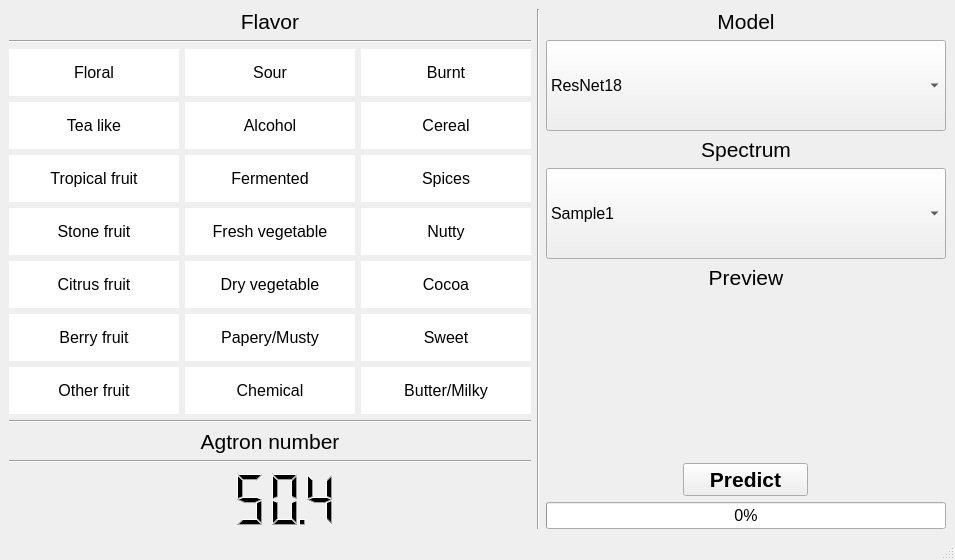
ASiCo1116/NiceCoffee, file mainwindow.ui: the form before one commit.
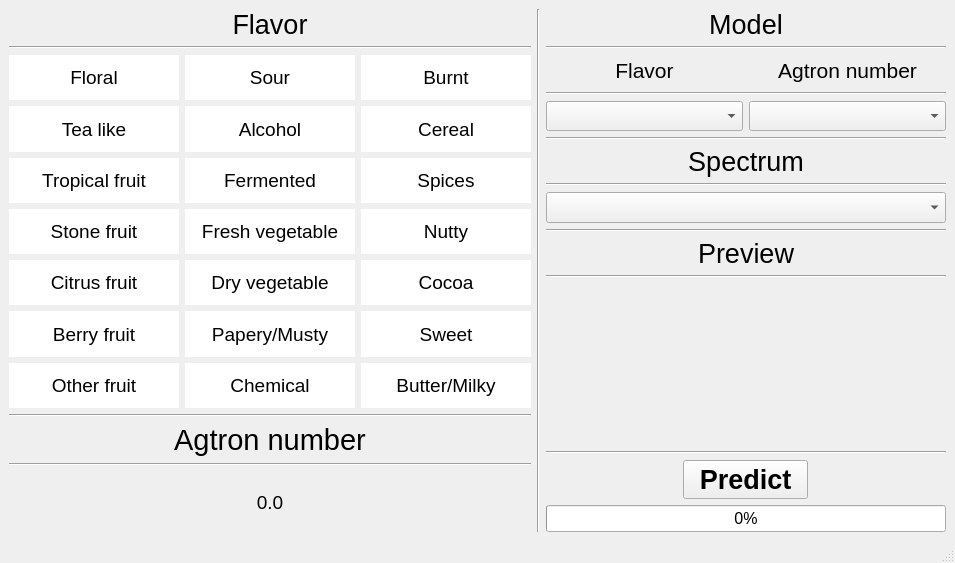
The form after the commit. Icons and pictures are not drawn. Custom widgets are drawn as their Qt base class.

Commit message: [1207] layout and function

```diff
--- a/mainwindow.ui
+++ b/mainwindow.ui
@@ -7,7 +7,7 @@
     <x>0</x>
     <y>0</y>
     <width>955</width>
-    <height>560</height>
+    <height>563</height>
    </rect>
   </property>
   <property name="windowTitle">
@@ -28,7 +28,7 @@
         <property name="font">
          <font>
           <family>Arial</family>
-          <pointsize>16</pointsize>
+          <pointsize>20</pointsize>
          </font>
         </property>
         <property name="text">
@@ -53,9 +53,12 @@
           <property name="font">
            <font>
             <family>Arial</family>
-            <pointsize>12</pointsize>
+            <pointsize>14</pointsize>
            </font>
           </property>
+          <property name="statusTip">
+           <string>Tropical fruit</string>
+          </property>
           <property name="styleSheet">
            <string notr="true">background-color: rgb(255, 255, 255);</string>
           </property>
@@ -72,9 +75,12 @@
           <property name="font">
            <font>
             <family>Arial</family>
-            <pointsize>12</pointsize>
+            <pointsize>14</pointsize>
            </font>
           </property>
+          <property name="statusTip">
+           <string>Berry fruit</string>
+          </property>
           <property name="styleSheet">
            <string notr="true">background-color: rgb(255, 255, 255);</string>
           </property>
@@ -91,9 +97,12 @@
           <property name="font">
            <font>
             <family>Arial</family>
-            <pointsize>12</pointsize>
+            <pointsize>14</pointsize>
            </font>
           </property>
+          <property name="statusTip">
+           <string>Stone fruit</string>
+          </property>
           <property name="styleSheet">
            <string notr="true">background-color: rgb(255, 255, 255);</string>
           </property>
@@ -110,7 +119,7 @@
           <property name="font">
            <font>
             <family>Arial</family>
-            <pointsize>12</pointsize>
+            <pointsize>14</pointsize>
            </font>
           </property>
           <property name="statusTip">
@@ -135,9 +144,12 @@
           <property name="font">
            <font>
             <family>Arial</family>
-            <pointsize>12</pointsize>
+            <pointsize>14</pointsize>
            </font>
           </property>
+          <property name="statusTip">
+           <string>Nutty</string>
+          </property>
           <property name="styleSheet">
            <string notr="true">background-color: rgb(255, 255, 255);</string>
           </property>
@@ -154,9 +166,12 @@
           <property name="font">
            <font>
             <family>Arial</family>
-            <pointsize>12</pointsize>
+            <pointsize>14</pointsize>
            </font>
           </property>
+          <property name="statusTip">
+           <string>Citrus fruit</string>
+          </property>
           <property name="styleSheet">
            <string notr="true">background-color: rgb(255, 255, 255);</string>
           </property>
@@ -173,9 +188,12 @@
           <property name="font">
            <font>
             <family>Arial</family>
-            <pointsize>12</pointsize>
+            <pointsize>14</pointsize>
            </font>
           </property>
+          <property name="statusTip">
+           <string>Spices</string>
+          </property>
           <property name="styleSheet">
            <string notr="true">background-color: rgb(255, 255, 255);</string>
           </property>
@@ -192,33 +210,17 @@
           <property name="font">
            <font>
             <family>Arial</family>
-            <pointsize>12</pointsize>
+            <pointsize>14</pointsize>
            </font>
           </property>
-          <property name="styleSheet">
-           <string notr="true">background-color: rgb(255, 255, 255);</string>
-          </property>
-          <property name="text">
+          <property name="statusTip">
            <string>Cocoa</string>
           </property>
-          <property name="alignment">
-           <set>Qt::AlignCenter</set>
-          </property>
-         </widget>
-        </item>
-        <item row="5" column="2">
-         <widget class="QLabel" name="label_sweet">
-          <property name="font">
-           <font>
-            <family>Arial</family>
-            <pointsize>12</pointsize>
-           </font>
-          </property>
           <property name="styleSheet">
            <string notr="true">background-color: rgb(255, 255, 255);</string>
           </property>
           <property name="text">
-           <string>Sweet</string>
+           <string>Cocoa</string>
           </property>
           <property name="alignment">
            <set>Qt::AlignCenter</set>
@@ -230,9 +232,12 @@
           <property name="font">
            <font>
             <family>Arial</family>
-            <pointsize>12</pointsize>
+            <pointsize>14</pointsize>
            </font>
           </property>
+          <property name="statusTip">
+           <string>Burnt</string>
+          </property>
           <property name="styleSheet">
            <string notr="true">background-color: rgb(255, 255, 255);</string>
           </property>
@@ -249,9 +254,12 @@
           <property name="font">
            <font>
             <family>Arial</family>
-            <pointsize>12</pointsize>
+            <pointsize>14</pointsize>
            </font>
           </property>
+          <property name="statusTip">
+           <string>Cereal</string>
+          </property>
           <property name="styleSheet">
            <string notr="true">background-color: rgb(255, 255, 255);</string>
           </property>
@@ -268,7 +276,7 @@
           <property name="font">
            <font>
             <family>Arial</family>
-            <pointsize>12</pointsize>
+            <pointsize>14</pointsize>
            </font>
           </property>
           <property name="statusTip">
@@ -290,9 +298,12 @@
           <property name="font">
            <font>
             <family>Arial</family>
-            <pointsize>12</pointsize>
+            <pointsize>14</pointsize>
            </font>
           </property>
+          <property name="statusTip">
+           <string>Other fruit</string>
+          </property>
           <property name="styleSheet">
            <string notr="true">background-color: rgb(255, 255, 255);</string>
           </property>
@@ -309,9 +320,12 @@
           <property name="font">
            <font>
             <family>Arial</family>
-            <pointsize>12</pointsize>
+            <pointsize>14</pointsize>
            </font>
           </property>
+          <property name="statusTip">
+           <string>Butter/Milky</string>
+          </property>
           <property name="styleSheet">
            <string notr="true">background-color: rgb(255, 255, 255);</string>
           </property>
@@ -328,9 +342,12 @@
           <property name="font">
            <font>
             <family>Arial</family>
-            <pointsize>12</pointsize>
+            <pointsize>14</pointsize>
            </font>
           </property>
+          <property name="statusTip">
+           <string>Fermented</string>
+          </property>
           <property name="styleSheet">
            <string notr="true">background-color: rgb(255, 255, 255);</string>
           </property>
@@ -347,9 +364,12 @@
           <property name="font">
            <font>
             <family>Arial</family>
-            <pointsize>12</pointsize>
+            <pointsize>14</pointsize>
            </font>
           </property>
+          <property name="statusTip">
+           <string>Sour</string>
+          </property>
           <property name="styleSheet">
            <string notr="true">background-color: rgb(255, 255, 255);</string>
           </property>
@@ -366,9 +386,12 @@
           <property name="font">
            <font>
             <family>Arial</family>
-            <pointsize>12</pointsize>
+            <pointsize>14</pointsize>
            </font>
           </property>
+          <property name="statusTip">
+           <string>Alcohol</string>
+          </property>
           <property name="styleSheet">
            <string notr="true">background-color: rgb(255, 255, 255);</string>
           </property>
@@ -385,9 +408,12 @@
           <property name="font">
            <font>
             <family>Arial</family>
-            <pointsize>12</pointsize>
+            <pointsize>14</pointsize>
            </font>
           </property>
+          <property name="statusTip">
+           <string>Fresh vegetable</string>
+          </property>
           <property name="styleSheet">
            <string notr="true">background-color: rgb(255, 255, 255);</string>
           </property>
@@ -404,9 +430,12 @@
           <property name="font">
            <font>
             <family>Arial</family>
-            <pointsize>12</pointsize>
+            <pointsize>14</pointsize>
            </font>
           </property>
+          <property name="statusTip">
+           <string>Dry vegetable</string>
+          </property>
           <property name="styleSheet">
            <string notr="true">background-color: rgb(255, 255, 255);</string>
           </property>
@@ -423,9 +452,12 @@
           <property name="font">
            <font>
             <family>Arial</family>
-            <pointsize>12</pointsize>
+            <pointsize>14</pointsize>
            </font>
           </property>
+          <property name="statusTip">
+           <string>Papery/Musty</string>
+          </property>
           <property name="styleSheet">
            <string notr="true">background-color: rgb(255, 255, 255);</string>
           </property>
@@ -442,9 +474,12 @@
           <property name="font">
            <font>
             <family>Arial</family>
-            <pointsize>12</pointsize>
+            <pointsize>14</pointsize>
            </font>
           </property>
+          <property name="statusTip">
+           <string>Chemical</string>
+          </property>
           <property name="styleSheet">
            <string notr="true">background-color: rgb(255, 255, 255);</string>
           </property>
@@ -456,6 +491,28 @@
           </property>
          </widget>
         </item>
+        <item row="5" column="2">
+         <widget class="QLabel" name="label_sweet">
+          <property name="font">
+           <font>
+            <family>Arial</family>
+            <pointsize>14</pointsize>
+           </font>
+          </property>
+          <property name="statusTip">
+           <string>Sweet</string>
+          </property>
+          <property name="styleSheet">
+           <string notr="true">background-color: rgb(255, 255, 255);</string>
+          </property>
+          <property name="text">
+           <string>Sweet</string>
+          </property>
+          <property name="alignment">
+           <set>Qt::AlignCenter</set>
+          </property>
+         </widget>
+        </item>
        </layout>
       </item>
       <item>
@@ -476,7 +533,7 @@
         <property name="font">
          <font>
           <family>Arial</family>
-          <pointsize>16</pointsize>
+          <pointsize>22</pointsize>
          </font>
         </property>
         <property name="text">
@@ -488,20 +545,14 @@
        </widget>
       </item>
       <item>
-       <widget class="Line" name="line">
+       <widget class="Line" name="line_5">
         <property name="orientation">
          <enum>Qt::Horizontal</enum>
         </property>
        </widget>
       </item>
       <item>
-       <widget class="QLCDNumber" name="lcdNumber_agtron">
-        <property name="sizePolicy">
-         <sizepolicy hsizetype="Minimum" vsizetype="Preferred">
-          <horstretch>0</horstretch>
-          <verstretch>0</verstretch>
-         </sizepolicy>
-        </property>
+       <widget class="QLabel" name="label_agtron">
         <property name="maximumSize">
          <size>
           <width>16777215</width>
@@ -511,29 +562,17 @@
         <property name="font">
          <font>
           <family>Arial</family>
-          <pointsize>12</pointsize>
+          <pointsize>14</pointsize>
          </font>
         </property>
-        <property name="toolTip">
-         <string>Agtron number</string>
-        </property>
         <property name="statusTip">
          <string>Agtron number</string>
         </property>
-        <property name="frameShape">
-         <enum>QFrame::NoFrame</enum>
+        <property name="text">
+         <string>0.0</string>
         </property>
-        <property name="smallDecimalPoint">
-         <bool>true</bool>
-        </property>
-        <property name="digitCount">
-         <number>4</number>
-        </property>
-        <property name="mode">
-         <enum>QLCDNumber::Dec</enum>
-        </property>
-        <property name="value" stdset="0">
-         <double>50.399999999999999</double>
+        <property name="alignment">
+         <set>Qt::AlignCenter</set>
         </property>
        </widget>
       </item>
@@ -547,7 +586,7 @@
      </widget>
     </item>
     <item>
-     <layout class="QVBoxLayout" name="verticalLayout" stretch="0,0,0,0,0,0,0,0">
+     <layout class="QVBoxLayout" name="verticalLayout" stretch="0,0,0,0,0,0,0,0,0,0,0,0,0,0,0,0">
       <property name="sizeConstraint">
        <enum>QLayout::SetDefaultConstraint</enum>
       </property>
@@ -568,15 +607,9 @@
         <property name="font">
          <font>
           <family>Arial</family>
-          <pointsize>16</pointsize>
+          <pointsize>20</pointsize>
          </font>
         </property>
-        <property name="toolTip">
-         <string>&lt;html&gt;&lt;head/&gt;&lt;body&gt;&lt;p&gt;&lt;br/&gt;&lt;/p&gt;&lt;/body&gt;&lt;/html&gt;</string>
-        </property>
-        <property name="whatsThis">
-         <string>&lt;html&gt;&lt;head/&gt;&lt;body&gt;&lt;p&gt;&lt;br/&gt;&lt;/p&gt;&lt;/body&gt;&lt;/html&gt;</string>
-        </property>
         <property name="text">
          <string>Model</string>
         </property>
@@ -586,52 +619,132 @@
        </widget>
       </item>
       <item>
-       <widget class="QComboBox" name="comboBox_model">
-        <property name="sizePolicy">
-         <sizepolicy hsizetype="Preferred" vsizetype="Preferred">
-          <horstretch>0</horstretch>
-          <verstretch>0</verstretch>
-         </sizepolicy>
+       <widget class="Line" name="line_14">
+        <property name="orientation">
+         <enum>Qt::Horizontal</enum>
         </property>
-        <property name="maximumSize">
-         <size>
-          <width>400</width>
-          <height>16777215</height>
-         </size>
-        </property>
-        <property name="font">
-         <font>
-          <family>Arial</family>
-          <pointsize>12</pointsize>
-         </font>
-        </property>
-        <property name="cursor">
-         <cursorShape>PointingHandCursor</cursorShape>
-        </property>
-        <property name="toolTip">
-         <string>&lt;html&gt;&lt;head/&gt;&lt;body&gt;&lt;p&gt;Select a model&lt;/p&gt;&lt;/body&gt;&lt;/html&gt;</string>
-        </property>
-        <property name="statusTip">
-         <string>Select a model</string>
-        </property>
-        <property name="editable">
-         <bool>false</bool>
-        </property>
+       </widget>
+      </item>
+      <item>
+       <layout class="QHBoxLayout" name="horizontalLayout_2">
         <item>
-         <property name="text">
-          <string>ResNet18</string>
-         </property>
+         <widget class="QLabel" name="label_2">
+          <property name="font">
+           <font>
+            <family>Arial</family>
+            <pointsize>16</pointsize>
+           </font>
+          </property>
+          <property name="text">
+           <string>Flavor</string>
+          </property>
+          <property name="alignment">
+           <set>Qt::AlignCenter</set>
+          </property>
+         </widget>
         </item>
         <item>
-         <property name="text">
-          <string>ResNet50</string>
-         </property>
+         <widget class="QLabel" name="label">
+          <property name="font">
+           <font>
+            <family>Arial</family>
+            <pointsize>16</pointsize>
+           </font>
+          </property>
+          <property name="text">
+           <string>Agtron number</string>
+          </property>
+          <property name="alignment">
+           <set>Qt::AlignCenter</set>
+          </property>
+         </widget>
         </item>
+       </layout>
+      </item>
+      <item>
+       <widget class="Line" name="line_20">
+        <property name="orientation">
+         <enum>Qt::Horizontal</enum>
+        </property>
+       </widget>
+      </item>
+      <item>
+       <layout class="QHBoxLayout" name="horizontalLayout_4">
         <item>
-         <property name="text">
-          <string>ResNet101</string>
-         </property>
+         <widget class="QComboBox" name="comboBox_flavor_model">
+          <property name="sizePolicy">
+           <sizepolicy hsizetype="Preferred" vsizetype="Preferred">
+            <horstretch>0</horstretch>
+            <verstretch>0</verstretch>
+           </sizepolicy>
+          </property>
+          <property name="maximumSize">
+           <size>
+            <width>400</width>
+            <height>16777215</height>
+           </size>
+          </property>
+          <property name="font">
+           <font>
+            <family>Arial</family>
+            <pointsize>12</pointsize>
+           </font>
+          </property>
+          <property name="cursor">
+           <cursorShape>PointingHandCursor</cursorShape>
+          </property>
+          <property name="toolTip">
+           <string>Select a flavor model</string>
+          </property>
+          <property name="statusTip">
+           <string>Select a flavor model</string>
+          </property>
+          <property name="editable">
+           <bool>false</bool>
+          </property>
+         </widget>
         </item>
+        <item>
+         <widget class="QComboBox" name="comboBox_agtron_model">
+          <property name="sizePolicy">
+           <sizepolicy hsizetype="Preferred" vsizetype="Preferred">
+            <horstretch>0</horstretch>
+            <verstretch>0</verstretch>
+           </sizepolicy>
+          </property>
+          <property name="maximumSize">
+           <size>
+            <width>400</width>
+            <height>16777215</height>
+           </size>
+          </property>
+          <property name="font">
+           <font>
+            <family>Arial</family>
+            <pointsize>12</pointsize>
+           </font>
+          </property>
+          <property name="cursor">
+           <cursorShape>PointingHandCursor</cursorShape>
+          </property>
+          <property name="toolTip">
+           <string>Select an Agtron model</string>
+          </property>
+          <property name="statusTip">
+           <string>Select an Agtron model</string>
+          </property>
+          <property name="editable">
+           <bool>false</bool>
+          </property>
+         </widget>
+        </item>
+       </layout>
+      </item>
+      <item>
+       <widget class="Line" name="line_15">
+        <property name="orientation">
+         <enum>Qt::Horizontal</enum>
+        </property>
        </widget>
       </item>
       <item>
@@ -651,7 +764,7 @@
         <property name="font">
          <font>
           <family>Arial</family>
-          <pointsize>16</pointsize>
+          <pointsize>20</pointsize>
          </font>
         </property>
         <property name="text">
@@ -662,6 +775,13 @@
         </property>
        </widget>
       </item>
+      <item>
+       <widget class="Line" name="line_34">
+        <property name="orientation">
+         <enum>Qt::Horizontal</enum>
+        </property>
+       </widget>
+      </item>
       <item>
        <widget class="QComboBox" name="comboBox_spectrum">
         <property name="sizePolicy">
@@ -686,7 +806,7 @@
          <cursorShape>PointingHandCursor</cursorShape>
         </property>
         <property name="toolTip">
-         <string>&lt;html&gt;&lt;head/&gt;&lt;body&gt;&lt;p&gt;Select a spectrum file&lt;/p&gt;&lt;/body&gt;&lt;/html&gt;</string>
+         <string>Select a spectrum file</string>
         </property>
         <property name="statusTip">
          <string>Select a spectrum file</string>
@@ -694,21 +814,13 @@
         <property name="editable">
          <bool>false</bool>
         </property>
-        <item>
-         <property name="text">
-          <string>Sample1</string>
-         </property>
-        </item>
-        <item>
-         <property name="text">
-          <string>Sample2</string>
-         </property>
-        </item>
-        <item>
-         <property name="text">
-          <string>Sample3</string>
-         </property>
-        </item>
+       </widget>
+      </item>
+      <item>
+       <widget class="Line" name="line_18">
+        <property name="orientation">
+         <enum>Qt::Horizontal</enum>
+        </property>
        </widget>
       </item>
       <item>
@@ -728,7 +840,7 @@
         <property name="font">
          <font>
           <family>Arial</family>
-          <pointsize>16</pointsize>
+          <pointsize>20</pointsize>
          </font>
         </property>
         <property name="text">
@@ -739,6 +851,13 @@
         </property>
        </widget>
       </item>
+      <item>
+       <widget class="Line" name="line_27">
+        <property name="orientation">
+         <enum>Qt::Horizontal</enum>
+        </property>
+       </widget>
+      </item>
       <item>
        <widget class="MplCanvas" name="widget_preview" native="true">
         <property name="sizePolicy">
@@ -777,6 +896,13 @@
         </property>
        </widget>
       </item>
+      <item>
+       <widget class="Line" name="line_19">
+        <property name="orientation">
+         <enum>Qt::Horizontal</enum>
+        </property>
+       </widget>
+      </item>
       <item>
        <layout class="QHBoxLayout" name="horizontalLayout_3">
         <item>
@@ -790,7 +916,7 @@
           <property name="font">
            <font>
             <family>Arial</family>
-            <pointsize>16</pointsize>
+            <pointsize>20</pointsize>
             <weight>75</weight>
             <bold>true</bold>
            </font>
@@ -868,7 +994,7 @@
   <action name="action_about">
    <property name="icon">
     <iconset>
-     <normaloff>icons/about.png</normaloff>icons/about.png</iconset>
+     <normaloff>icons/about_2.png</normaloff>icons/about_2.png</iconset>
    </property>
    <property name="text">
     <string>about</string>
```
The commit also changes 2 other files.
